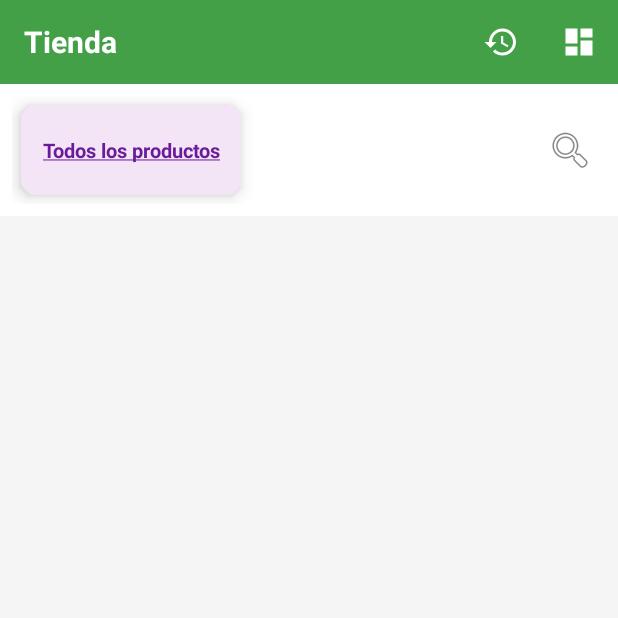
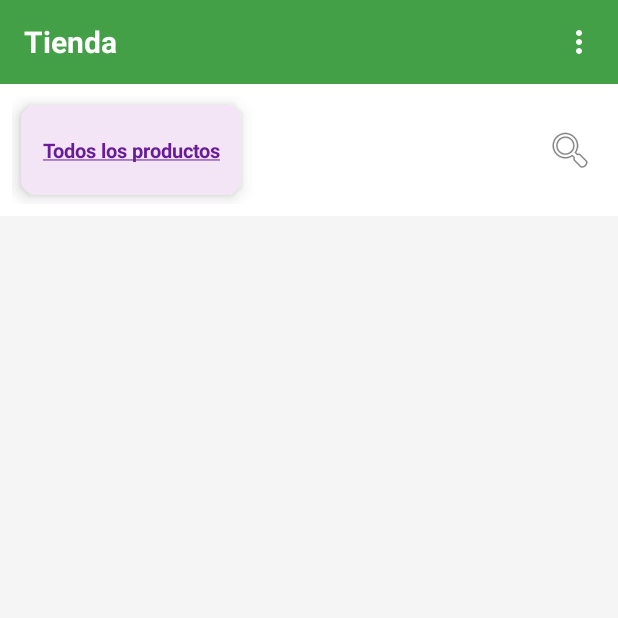
Before and after one commit to ElGeramaster/InventarioAPP, an Android app: the screen it shows after launch (TiendaActivity), on a phone screen of 412 x 824 dp, the top half of it. Run offline under Robolectric (Android 15) with nearby library versions, the phone set to English and light mode, and no system bars; our stand-ins replace Room's generated code.

```diff
--- /dev/null
+++ b/app/src/main/res/drawable/ic_menu_dots.xml
@@ -0,0 +1,10 @@
+<?xml version="1.0" encoding="utf-8"?>
+<vector xmlns:android="http://schemas.android.com/apk/res/android"
+    android:width="24dp"
+    android:height="24dp"
+    android:viewportWidth="24"
+    android:viewportHeight="24">
+    <path
+        android:fillColor="#FFFFFF"
+        android:pathData="M12,8c1.1,0 2,-0.9 2,-2s-0.9,-2 -2,-2 -2,0.9 -2,2 0.9,2 2,2zM12,10c-1.1,0 -2,0.9 -2,2s0.9,2 2,2 2,-0.9 2,-2 -0.9,-2 -2,-2zM12,16c-1.1,0 -2,0.9 -2,2s0.9,2 2,2 2,-0.9 2,-2 -0.9,-2 -2,-2z"/>
+</vector>
--- a/app/src/main/res/layout/activity_tienda.xml
+++ b/app/src/main/res/layout/activity_tienda.xml
@@ -29,20 +29,12 @@
             android:textColor="#FFFFFF"/>
 
         <ImageButton
-            android:id="@+id/btnIrHistorial"
+            android:id="@+id/btnMenu"
             android:layout_width="52dp"
             android:layout_height="52dp"
-            android:src="@drawable/ic_history"
+            android:src="@drawable/ic_menu_dots"
             android:background="?attr/selectableItemBackgroundBorderless"
-            android:contentDescription="Historial de ventas"/>
-
-        <ImageButton
-            android:id="@+id/btnIrInventario"
-            android:layout_width="52dp"
-            android:layout_height="52dp"
-            android:src="@drawable/ic_inventory"
-            android:background="?attr/selectableItemBackgroundBorderless"
-            android:contentDescription="Ir a inventario"/>
+            android:contentDescription="Menú de opciones"/>
 
     </LinearLayout>
 
```
Also changed, not shown: app/src/main/java/com/example/inventario/AgregarProductoActivity.kt (+20 -5 lines), app/src/main/java/com/example/inventario/TiendaGUI/TiendaActivity.kt (+13 -6 lines), app/src/main/res/layout/activity_agregar_producto.xml (+4 -3 lines).
